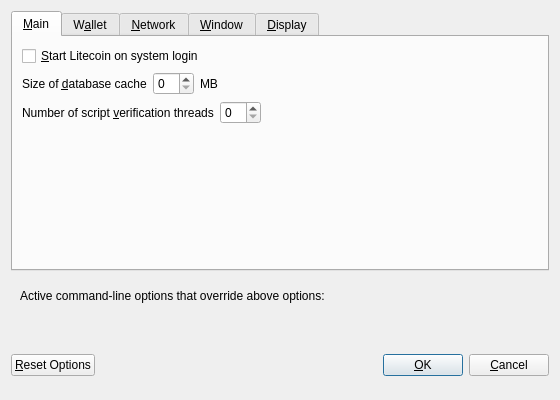
Before: the Qt Designer form src/qt/forms/optionsdialog.ui in zottejos/MerelCoin, drawn with Qt 5.
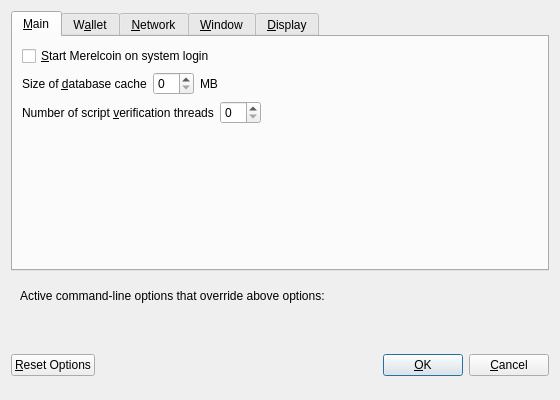
After: the same form once the commit is applied. Custom widgets are drawn as their Qt base class.

Commit message: litecoin en ltc vervangen door merelcoin en merel BINNEN de qt sources

Diff of the .ui file:
```diff
--- a/src/qt/forms/optionsdialog.ui
+++ b/src/qt/forms/optionsdialog.ui
@@ -33,7 +33,7 @@
           <string>Automatically start Litecoin after logging in to the system.</string>
          </property>
          <property name="text">
-          <string>&amp;Start Litecoin on system login</string>
+          <string>&amp;Start Merelcoin on system login</string>
          </property>
         </widget>
        </item>
```
Left out of the diff: 8 changed lines with no effect on the pictures. The commit also changes 89 other files.
